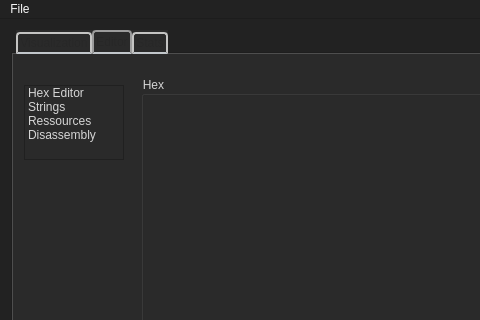
First picture: the form in Relooker/mainwindow.ui, repository Mixbo-zz/relooker, before the edit; both pictures show x 0 to 480 and y 0 to 320 of the 1000 by 700 pixel window.
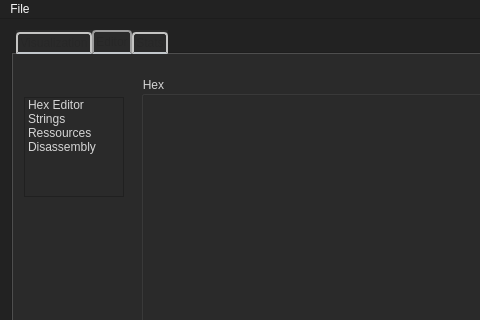
Second picture: the form after the edit. The open tabs and pages were chosen to show the change. Custom widgets are drawn as their Qt base class.

What changed in the file:
```diff
--- a/Relooker/mainwindow.ui
+++ b/Relooker/mainwindow.ui
@@ -1217,15 +1217,15 @@
           <item>
            <widget class="QListWidget" name="verticalTabsList">
             <property name="sizePolicy">
-             <sizepolicy hsizetype="Fixed" vsizetype="Fixed">
+             <sizepolicy hsizetype="Fixed" vsizetype="Expanding">
               <horstretch>0</horstretch>
               <verstretch>0</verstretch>
              </sizepolicy>
             </property>
             <property name="minimumSize">
              <size>
-              <width>50</width>
-              <height>50</height>
+              <width>100</width>
+              <height>100</height>
              </size>
             </property>
             <property name="maximumSize">
```
Left out of the diff: 7 changed lines with no effect on the pictures.
